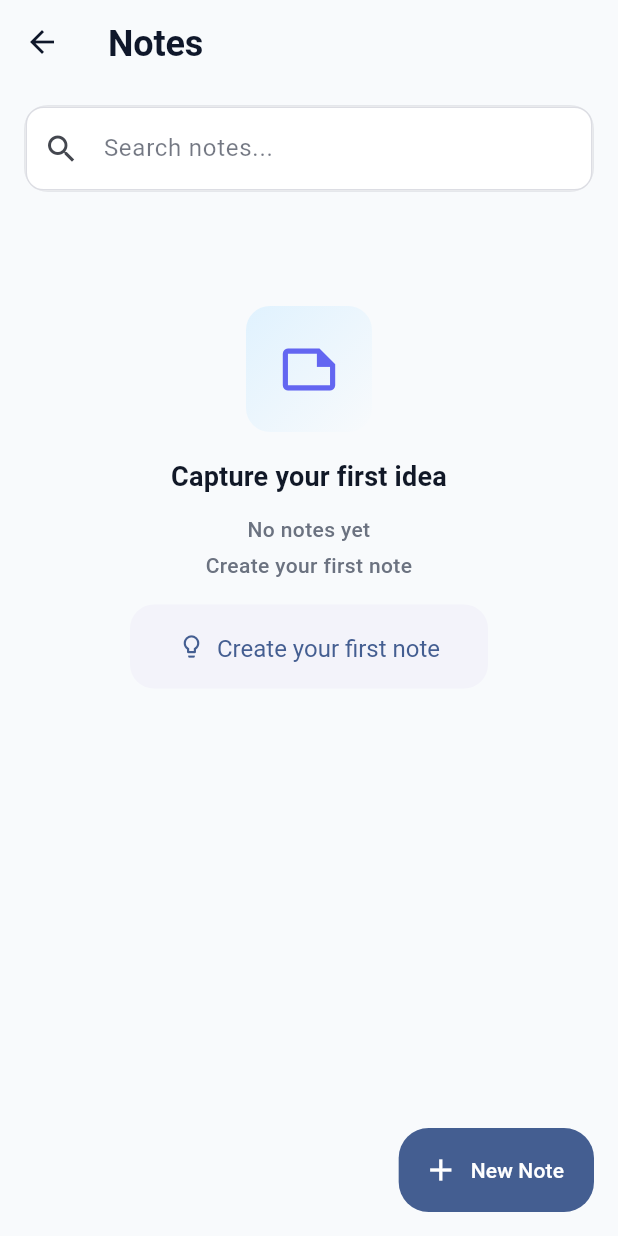
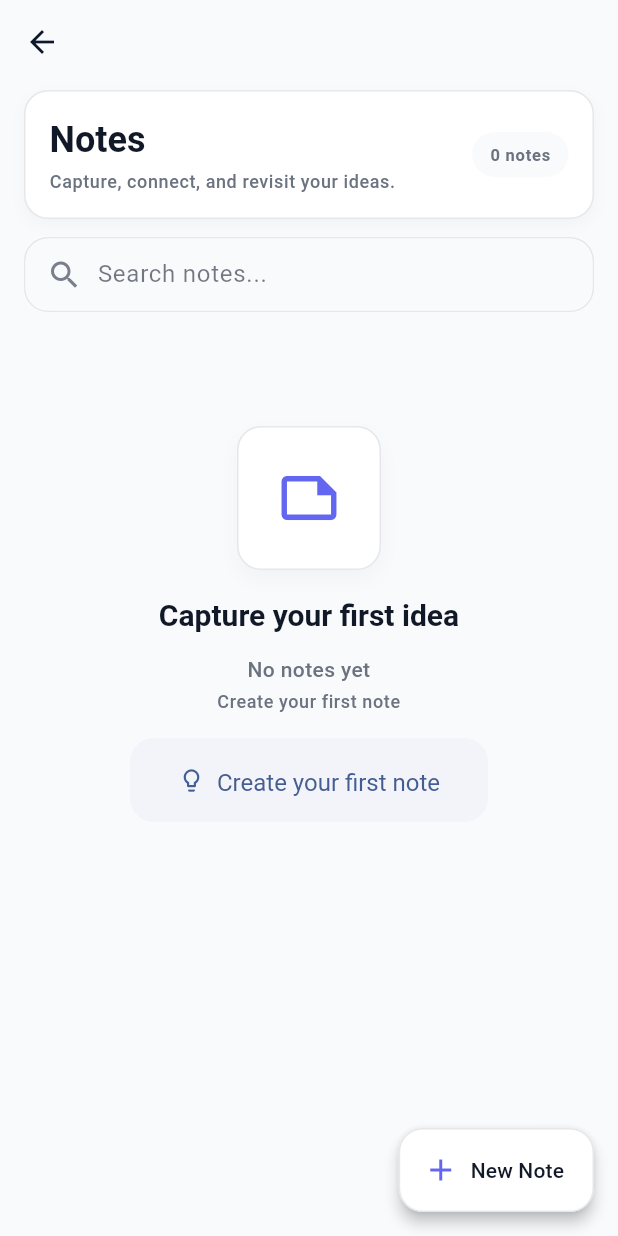
Before and after one commit to Chris0171/nuvora, a Flutter app: the NotesScreen screen opened directly, on a phone screen of 412 x 824 dp. Run offline on Flutter 3.47's test engine with Material 3 defaults, Android fonts, the phone set to English and light mode, and no system bars; our stand-ins replace flutter_riverpod, sqflite_common_ffi; accounts and stored records are empty.

Commit message:
Notes premium

```diff
--- a/lib/features/notes/presentation/screens/notes_screen.dart
+++ b/lib/features/notes/presentation/screens/notes_screen.dart
@@ -15,6 +15,10 @@ class NotesScreen extends ConsumerWidget {
 	Widget build(BuildContext context, WidgetRef ref) {
 		final notesAsync = ref.watch(notesProvider);
 		final searchQuery = ref.watch(noteSearchQueryProvider);
+		final noteCount = notesAsync.maybeWhen(
+			data: (notes) => notes.length,
+			orElse: () => null,
+		);
 		final notesState = notesAsync.when(
 			data: (notes) => _NotesBody(
 				key: ValueKey('notes-data-${notes.length}-$searchQuery'),
@@ -32,9 +36,9 @@ class NotesScreen extends ConsumerWidget {
 						floating: true,
 						elevation: 0,
 						backgroundColor: Colors.transparent,
-						title: const Text('Notes'),
+						title: const SizedBox.shrink(),
 						bottom: PreferredSize(
-							preferredSize: const Size.fromHeight(88),
+							preferredSize: const Size.fromHeight(168),
 							child: Padding(
 								padding: const EdgeInsets.fromLTRB(
 									AppSpacing.lg,
@@ -42,7 +46,63 @@ class NotesScreen extends ConsumerWidget {
 									AppSpacing.lg,
 									AppSpacing.lg,
 								),
-								child: Container(
+								child: Column(
+									children: [
+										Container(
+											width: double.infinity,
+											padding: const EdgeInsets.all(AppSpacing.lg),
+											decoration: BoxDecoration(
+												color: AppColors.surface,
+												borderRadius: BorderRadius.circular(AppRadius.xl),
+												border: Border.all(color: AppColors.border),
+												boxShadow: [
+													BoxShadow(
+														color: Colors.black.withValues(alpha: 0.03),
+														blurRadius: 8,
+														offset: const Offset(0, 4),
+													),
+												],
+											),
+											child: Row(
+												children: [
+													Expanded(
+														child: Column(
+															crossAxisAlignment: CrossAxisAlignment.start,
+															children: [
+																const Text('Notes', style: AppTypography.displaySmall),
+																const SizedBox(height: AppSpacing.xs),
+																Text(
+																	'Capture, connect, and revisit your ideas.',
+																	style: AppTypography.bodySmall.copyWith(
+																		color: AppColors.textSecondary,
+																	),
+																),
+															],
+														),
+													),
+													if (noteCount != null)
+														AnimatedContainer(
+															duration: const Duration(milliseconds: 220),
+															padding: const EdgeInsets.symmetric(
+																horizontal: AppSpacing.md,
+																vertical: AppSpacing.sm,
+															),
+															decoration: BoxDecoration(
+																color: AppColors.surfaceSecondary,
+																borderRadius: BorderRadius.circular(AppRadius.full),
+															),
+															child: Text(
+																'$noteCount notes',
+																style: AppTypography.labelSmall.copyWith(
+																	color: AppColors.textSecondary,
+																),
+															),
+														),
+												],
+											),
+										),
+										const SizedBox(height: AppSpacing.md),
+										Container(
 											decoration: BoxDecoration(
 												color: AppColors.surface,
 												borderRadius: BorderRadius.circular(AppRadius.xl),
@@ -53,12 +113,39 @@ class NotesScreen extends ConsumerWidget {
 													ref.read(noteSearchQueryProvider.notifier).state = value,
 												decoration: InputDecoration(
 													hintText: 'Search notes...',
-											prefixIcon: const Icon(Icons.search),
+													prefixIcon: Padding(
+														padding: const EdgeInsets.only(left: AppSpacing.sm),
+														child: Icon(
+															Icons.search,
+															color: AppColors.textSecondary.withValues(alpha: 0.9),
+														),
+													),
+													prefixIconConstraints: const BoxConstraints(
+														minWidth: 44,
+														minHeight: 44,
+													),
+													filled: true,
+													fillColor: AppColors.surfaceSecondary,
+													contentPadding: const EdgeInsets.symmetric(
+														horizontal: AppSpacing.md,
+														vertical: AppSpacing.md,
+													),
 													border: OutlineInputBorder(
 														borderRadius: BorderRadius.circular(AppRadius.xl),
+														borderSide: BorderSide.none,
+													),
+													enabledBorder: OutlineInputBorder(
+														borderRadius: BorderRadius.circular(AppRadius.xl),
+														borderSide: BorderSide.none,
+													),
+													focusedBorder: OutlineInputBorder(
+														borderRadius: BorderRadius.circular(AppRadius.xl),
+														borderSide: const BorderSide(color: AppColors.border),
 													),
 												),
 											),
+										),
+									],
 								),
 							),
 						),
@@ -94,7 +181,14 @@ class NotesScreen extends ConsumerWidget {
 					);
 					ref.invalidate(notesProvider);
 				},
-				icon: const Icon(Icons.add),
+				backgroundColor: AppColors.surface,
+				foregroundColor: AppColors.textPrimary,
+				elevation: AppElevation.md,
+				shape: RoundedRectangleBorder(
+					borderRadius: BorderRadius.circular(AppRadius.xl),
+					side: const BorderSide(color: AppColors.border),
+				),
+				icon: const Icon(Icons.add, color: AppColors.primary),
 				label: const Text('New Note'),
 			),
 		);
@@ -117,11 +211,8 @@ class _LoadingState extends StatelessWidget {
 							width: 72,
 							height: 72,
 							decoration: BoxDecoration(
-								gradient: const LinearGradient(
-									colors: [Color(0xFFE0F2FE), Color(0xFFF8FAFC)],
-									begin: Alignment.topLeft,
-									end: Alignment.bottomRight,
-								),
+								color: AppColors.surface,
+								border: Border.all(color: AppColors.border),
 								borderRadius: BorderRadius.circular(AppRadius.xl),
 							),
 							child: const Center(
@@ -205,26 +296,30 @@ class _NotesBody extends ConsumerWidget {
 					children: [
 						const SizedBox(height: 60),
 						Container(
-							width: 84,
-							height: 84,
+							width: 96,
+							height: 96,
 							decoration: BoxDecoration(
-								gradient: const LinearGradient(
-									colors: [Color(0xFFE0F2FE), Color(0xFFF8FAFC)],
-									begin: Alignment.topLeft,
-									end: Alignment.bottomRight,
+								color: AppColors.surface,
+								border: Border.all(color: AppColors.border),
+								borderRadius: BorderRadius.circular(AppRadius.xl),
+								boxShadow: [
+									BoxShadow(
+										color: Colors.black.withValues(alpha: 0.03),
+										blurRadius: 10,
+										offset: const Offset(0, 6),
 									),
-								borderRadius: BorderRadius.circular(AppRadius.xl),
+								],
 							),
 							child: const Icon(
 								Icons.note_outlined,
-								size: 42,
+								size: 44,
 								color: AppColors.primary,
 							),
 						),
 						const SizedBox(height: AppSpacing.lg),
 						Text(
 							hasSearch ? 'No notes found' : 'Capture your first idea',
-							style: AppTypography.headlineMedium,
+							style: AppTypography.headlineLarge,
 							textAlign: TextAlign.center,
 						),
 						const SizedBox(height: AppSpacing.md),
@@ -239,7 +334,7 @@ class _NotesBody extends ConsumerWidget {
 						if (!hasSearch) const SizedBox(height: AppSpacing.xs),
 						Text(
 							hasSearch ? 'Try adjusting your search' : 'Create your first note',
-							style: AppTypography.bodyMedium.copyWith(
+							style: AppTypography.bodySmall.copyWith(
 								color: AppColors.textSecondary,
 							),
 							textAlign: TextAlign.center,
@@ -283,6 +378,13 @@ class _NotesBody extends ConsumerWidget {
 							color: AppColors.surface,
 							borderRadius: BorderRadius.circular(AppRadius.xl),
 							border: Border.all(color: AppColors.border),
+							boxShadow: [
+								BoxShadow(
+									color: Colors.black.withValues(alpha: 0.03),
+									blurRadius: 8,
+									offset: const Offset(0, 4),
+								),
+							],
 						),
 						child: Column(
 							crossAxisAlignment: CrossAxisAlignment.start,
@@ -299,7 +401,11 @@ class _NotesBody extends ConsumerWidget {
 					),
 					const SizedBox(height: AppSpacing.xl),
 					if (pinnedNotes.isNotEmpty) ...[
-						const _SectionHeader(title: 'Pinned notes', icon: Icons.push_pin_outlined),
+						_SectionHeader(
+							title: 'Pinned notes',
+							icon: Icons.push_pin_outlined,
+							count: pinnedNotes.length,
+						),
 						const SizedBox(height: AppSpacing.md),
 						GridView.builder(
 							shrinkWrap: true,
@@ -308,7 +414,7 @@ class _NotesBody extends ConsumerWidget {
 								crossAxisCount: 2,
 								crossAxisSpacing: AppSpacing.md,
 								mainAxisSpacing: AppSpacing.md,
-								childAspectRatio: 1.15,
+								childAspectRatio: 1.05,
 							),
 							itemCount: pinnedNotes.length,
 							itemBuilder: (context, index) {
@@ -321,7 +427,11 @@ class _NotesBody extends ConsumerWidget {
 						),
 						const SizedBox(height: AppSpacing.xl),
 					],
-					const _SectionHeader(title: 'Recent notes', icon: Icons.history),
+					_SectionHeader(
+						title: 'Recent notes',
+						icon: Icons.history,
+						count: recentNotes.where((note) => !note.isPinned).length,
+					),
 					const SizedBox(height: AppSpacing.md),
 					...recentNotes.where((note) => !note.isPinned).map((note) {
 						return Padding(
@@ -339,17 +449,22 @@ class _NotesBody extends ConsumerWidget {
 						icon: Icons.lightbulb_outline,
 					),
 					const SizedBox(height: AppSpacing.md),
-					Container(
+					AnimatedOpacity(
+						duration: const Duration(milliseconds: 240),
+						opacity: 1,
+						child: Container(
 							width: double.infinity,
 							padding: const EdgeInsets.all(AppSpacing.md),
 							decoration: BoxDecoration(
 								color: AppColors.surfaceSecondary,
 								borderRadius: BorderRadius.circular(AppRadius.lg),
+								border: Border.all(color: AppColors.border),
 							),
 							child: Text(
 								'Review $suggestedReviewCount recent notes to keep ideas fresh.',
 								style: AppTypography.bodySmall.copyWith(
 									color: AppColors.textSecondary,
+								),
 							),
 						),
 					),
@@ -395,10 +510,11 @@ class _SummaryRow extends StatelessWidget {
 
 
 class _SectionHeader extends StatelessWidget {
-	const _SectionHeader({required this.title, required this.icon});
+	const _SectionHeader({required this.title, required this.icon, this.count});
 
 	final String title;
 	final IconData icon;
+	final int? count;
 
 	@override
 	Widget build(BuildContext context) {
@@ -407,6 +523,25 @@ class _SectionHeader extends StatelessWidget {
 				Icon(icon, size: 18, color: AppColors.primary),
 				const SizedBox(width: AppSpacing.sm),
 				Text(title, style: AppTypography.headlineSmall),
+				if (count != null) ...[
+					const SizedBox(width: AppSpacing.sm),
+					Container(
+						padding: const EdgeInsets.symmetric(
+							horizontal: AppSpacing.sm,
+							vertical: AppSpacing.xs,
+						),
+						decoration: BoxDecoration(
+							color: AppColors.surfaceSecondary,
+							borderRadius: BorderRadius.circular(AppRadius.full),
+						),
+						child: Text(
+							'$count',
+							style: AppTypography.labelSmall.copyWith(
+								color: AppColors.textSecondary,
+							),
+						),
+					),
+				],
 			],
 		);
 	}
@@ -429,6 +564,13 @@ class _PinnedNoteCard extends StatelessWidget {
 				color: AppColors.surface,
 				borderRadius: BorderRadius.circular(AppRadius.lg),
 				border: Border.all(color: AppColors.border),
+				boxShadow: [
+					BoxShadow(
+						color: Colors.black.withValues(alpha: 0.03),
+						blurRadius: 8,
+						offset: const Offset(0, 4),
+					),
+				],
 			),
 			child: Column(
 				crossAxisAlignment: CrossAxisAlignment.start,
```
Also changed, not shown: lib/features/notes/presentation/widgets/note_item.dart (+45 -50 lines). Lines whose indentation alone changed are shown as unchanged.
